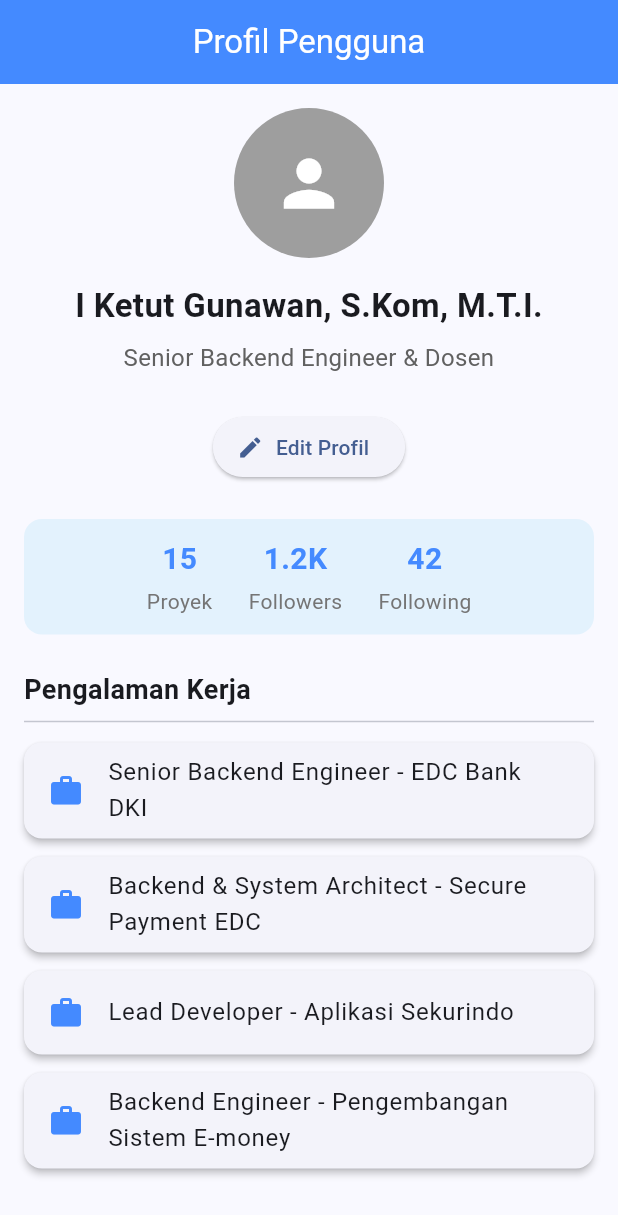
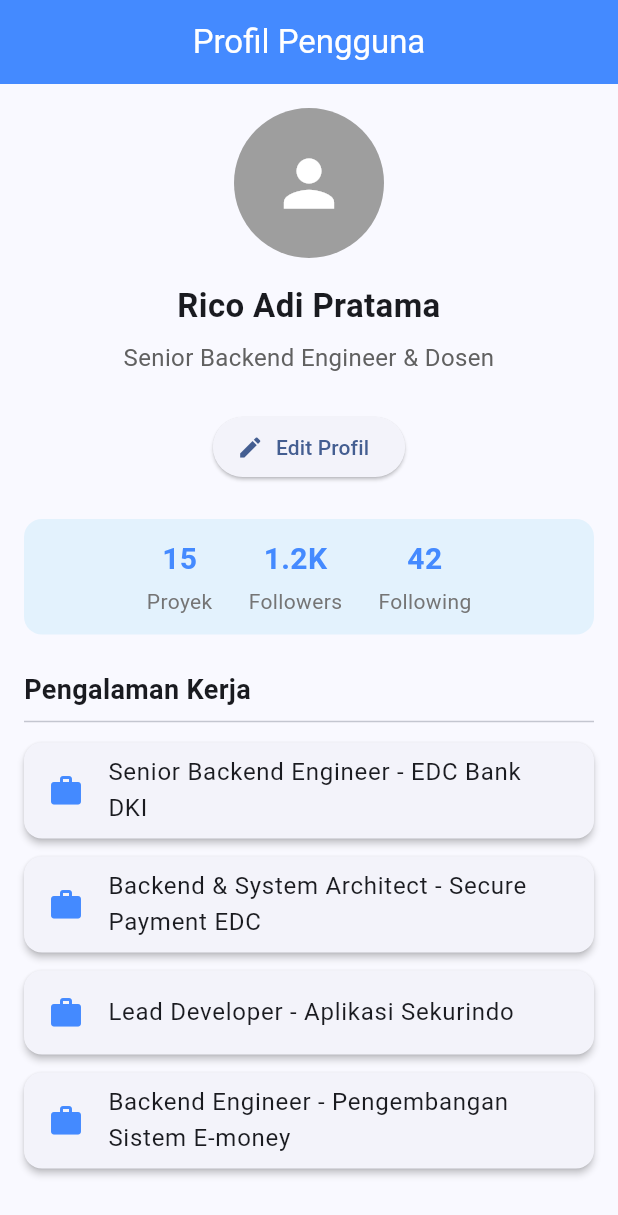
Before and after one commit to snzza/tugas-pertemuan-5, a Flutter app: the screen it shows after launch, on a phone screen of 412 x 824 dp. Shown: the top 1215 px of the screen. Run offline on Flutter 3.47's test engine with Material 3 defaults, Android fonts, the phone set to English and light mode, and no system bars.

Commit message:
fix: ganti nama profil ke Rico Adi Pratama

```diff
--- a/lib/main.dart
+++ b/lib/main.dart
@@ -23,7 +23,7 @@ class MainApp extends StatelessWidget {
 class ProfilePage extends StatelessWidget {
   const ProfilePage({super.key});
 
-  final String userName = 'I Ketut Gunawan, S.Kom, M.T.I.';
+  final String userName = 'Rico Adi Pratama';
   final String role = 'Senior Backend Engineer & Dosen';
   final List<String> experiences = const [
     'Senior Backend Engineer - EDC Bank DKI',
```
Also changed, not shown: 1 other file.
